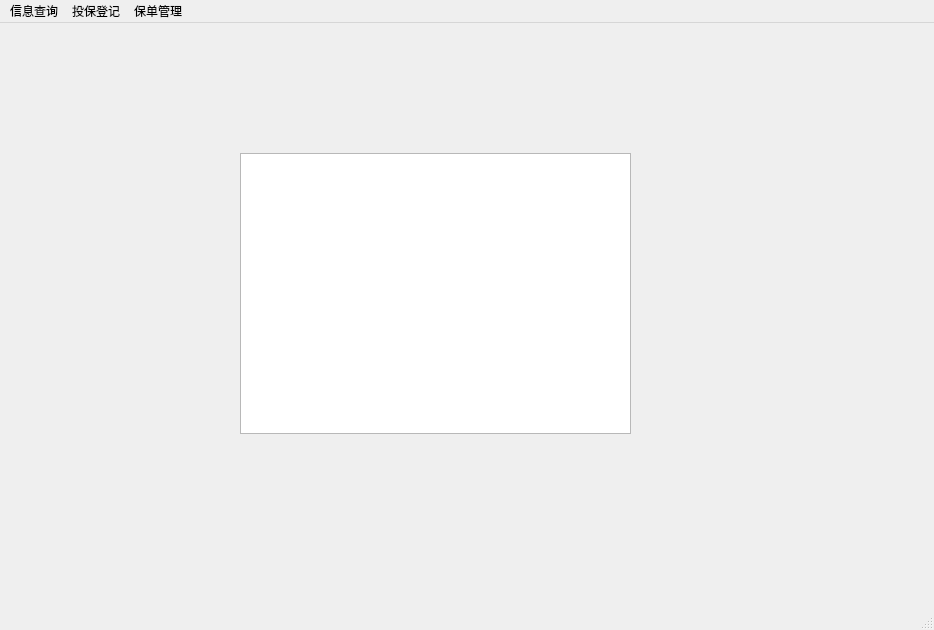
Before: the Qt Designer form mainwindow.ui in Vaskka/DR_Projects, drawn with Qt 5.
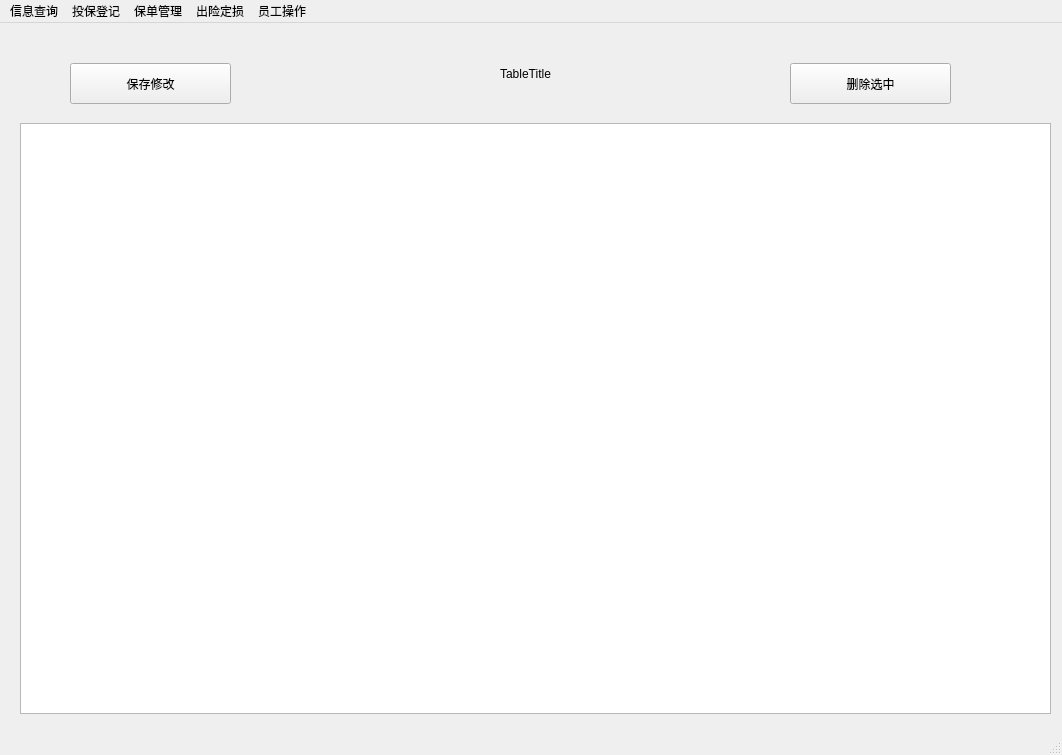
After: the same form once the commit is applied.

What changed in the file:
```diff
--- a/mainwindow.ui
+++ b/mainwindow.ui
@@ -6,8 +6,8 @@
    <rect>
     <x>0</x>
     <y>0</y>
-    <width>934</width>
-    <height>630</height>
+    <width>1062</width>
+    <height>755</height>
    </rect>
   </property>
   <property name="windowTitle">
@@ -17,20 +17,62 @@
    <widget class="QTableWidget" name="tableWidget">
     <property name="geometry">
      <rect>
-      <x>240</x>
-      <y>130</y>
-      <width>391</width>
-      <height>281</height>
+      <x>20</x>
+      <y>100</y>
+      <width>1031</width>
+      <height>591</height>
      </rect>
     </property>
    </widget>
+   <widget class="QLabel" name="Main_TableTitle">
+    <property name="geometry">
+     <rect>
+      <x>400</x>
+      <y>30</y>
+      <width>251</width>
+      <height>41</height>
+     </rect>
+    </property>
+    <property name="text">
+     <string>TableTitle</string>
+    </property>
+    <property name="alignment">
+     <set>Qt::AlignCenter</set>
+    </property>
+   </widget>
+   <widget class="QPushButton" name="Main_SaveChangeButton">
+    <property name="geometry">
+     <rect>
+      <x>70</x>
+      <y>40</y>
+      <width>161</width>
+      <height>41</height>
+     </rect>
+    </property>
+    <property name="text">
+     <string>保存修改</string>
+    </property>
+   </widget>
+   <widget class="QPushButton" name="Main_DeleteSelectionButton">
+    <property name="geometry">
+     <rect>
+      <x>790</x>
+      <y>40</y>
+      <width>161</width>
+      <height>41</height>
+     </rect>
+    </property>
+    <property name="text">
+     <string>删除选中</string>
+    </property>
+   </widget>
   </widget>
   <widget class="QMenuBar" name="Main_MenuBar">
    <property name="geometry">
     <rect>
      <x>0</x>
      <y>0</y>
-     <width>934</width>
+     <width>1062</width>
      <height>32</height>
     </rect>
    </property>
@@ -71,9 +113,27 @@
     <addaction name="Main_InfomationSearchMenu"/>
     <addaction name="Main_OutputFileAction"/>
    </widget>
+   <widget class="QMenu" name="Main_SignDamage">
+    <property name="title">
+     <string>出险定损</string>
+    </property>
+    <addaction name="Main_CaseSign"/>
+    <addaction name="Main_DamageSign"/>
+    <addaction name="Main_ClaimSign"/>
+   </widget>
+   <widget class="QMenu" name="EmployeeMenu">
+    <property name="title">
+     <string>员工操作</string>
+    </property>
+    <addaction name="EmployeeQueryAction"/>
+    <addaction name="EmployeeInsertAction"/>
+    <addaction name="EmployeeShowAllAction"/>
+   </widget>
    <addaction name="Main_InfoQueryMenu"/>
    <addaction name="Main_InsuranceSignMenu"/>
    <addaction name="Main_ManageMenu"/>
+   <addaction name="Main_SignDamage"/>
+   <addaction name="EmployeeMenu"/>
   </widget>
   <widget class="QStatusBar" name="statusBar"/>
   <action name="Main_WarrantSignAction">
```
Left out of the diff: 56 changed lines with no effect on the pictures.
